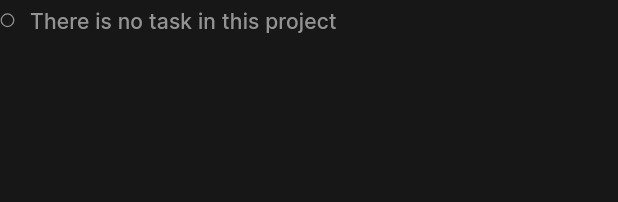
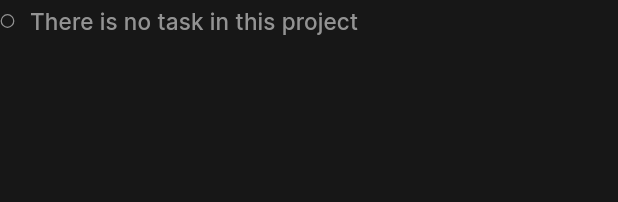
Before and after one commit to brmxy/todo-br, a Flutter app: the TaskListItem widget shown alone on an empty page, opened directly, on a phone screen of 412 x 824 dp. Shown: the top 202 px of the screen. Run offline on Flutter 3.47's test engine with Material 2 defaults, Android fonts, the phone set to English and light mode, and no system bars; our stand-ins replace flutter_feather_icons, shared_preferences, sqflite; accounts and stored records are empty.

Commit message:
chore(release): final version

```diff
--- a/lib/controllers/providers/task_provider.dart
+++ b/lib/controllers/providers/task_provider.dart
@@ -34,6 +34,10 @@ class TaskProvider extends ChangeNotifier {
     );
   }
 
+  void deleteTask(String taskId) async {
+    await service.deleteOneTask(taskId);
+  }
+
   void resetTaskByProjectId(String projectId) async {
     await service.deleteTasksByProjectId(projectId);
   }
--- a/lib/controllers/services/task_service.dart
+++ b/lib/controllers/services/task_service.dart
@@ -76,7 +76,9 @@ class TaskService {
     await db
         .update(
           'tb_task',
-          {'isDone': status == TaskStatus.DONE ? 1 : 0},
+          {
+            'isDone': status == TaskStatus.DONE ? 1 : 0,
+          },
           where: isAll ? 'projectId = ?' : 'id = ?',
           whereArgs: [isAll ? projectId : taskId],
         )
--- a/lib/utils/setting_property.dart
+++ b/lib/utils/setting_property.dart
@@ -20,7 +20,7 @@ void _showAlertDialog(BuildContext context) async {
   await CustomAlertDialog.show(
     context,
     "Reset Application",
-    "Do you really want to reset the application? This process will close the application and cannot be undone.",
+    "Do you really want to reset the application?\nThis process will close the application and cannot be undone.",
     [
       TextButton(
         onPressed: () {
@@ -66,7 +66,7 @@ List<_SettingItem> getSettingItems(BuildContext context) {
         showAboutDialog(
           context: context,
           applicationName: "Todo Br",
-          applicationVersion: "v0.6.0-alpha",
+          applicationVersion: "v1.0.0",
           applicationLegalese: "Copyright(c) 2021 Yara Bramasta",
           applicationIcon: Image.asset(
             "icons/ic_launcher.png",
@@ -107,7 +107,7 @@ List<_SettingItem> getSettingItems(BuildContext context) {
                 height: 40.0,
               ),
               applicationName: "Todo Br",
-              applicationVersion: "v0.6.0-alpha",
+              applicationVersion: "v1.0.0",
               applicationLegalese: _license,
             ),
           ),
--- a/lib/views/widgets/index.dart
+++ b/lib/views/widgets/index.dart
@@ -7,3 +7,4 @@ export 'package:todo/views/widgets/project_bottom_sheet.dart';
 export 'package:todo/views/widgets/task_list_item.dart';
 export 'package:todo/views/widgets/setting_item.dart';
 export 'package:todo/views/widgets/alert_dialog.dart';
+export 'package:todo/views/widgets/task_item_input.dart';
--- a/lib/views/widgets/task_list_item.dart
+++ b/lib/views/widgets/task_list_item.dart
@@ -23,18 +23,23 @@ class TaskListItem extends StatelessWidget {
                 : task!.isDone
                     ? FeatherIcons.checkCircle
                     : FeatherIcons.circle,
-            size: 10,
+            size: 10.0,
+            color: task != null
+                ? task!.isDone
+                    ? Theme.of(context).textTheme.bodyText1!.color
+                    : Theme.of(context).dividerColor
+                : Theme.of(context).dividerColor,
           ),
-          SizedBox(width: 10),
+          SizedBox(width: 10.0),
           Expanded(
             child: Text(
               text!.isNotEmpty ? text! : task!.task,
               overflow:
                   text!.isNotEmpty ? TextOverflow.clip : TextOverflow.ellipsis,
-              style: Theme.of(context)
-                  .textTheme
-                  .subtitle2!
-                  .copyWith(color: Theme.of(context).dividerColor),
+              style: Theme.of(context).textTheme.subtitle2!.copyWith(
+                    fontSize: 15.0,
+                    color: Theme.of(context).dividerColor,
+                  ),
             ),
           ),
         ],
```
Also changed, not shown: lib/views/pages/home_page.dart (+1 -9 lines), lib/views/pages/project_page.dart (+17 -3 lines), lib/views/widgets/task_item_input.dart (added, +89 -0 lines), 1 other file.
